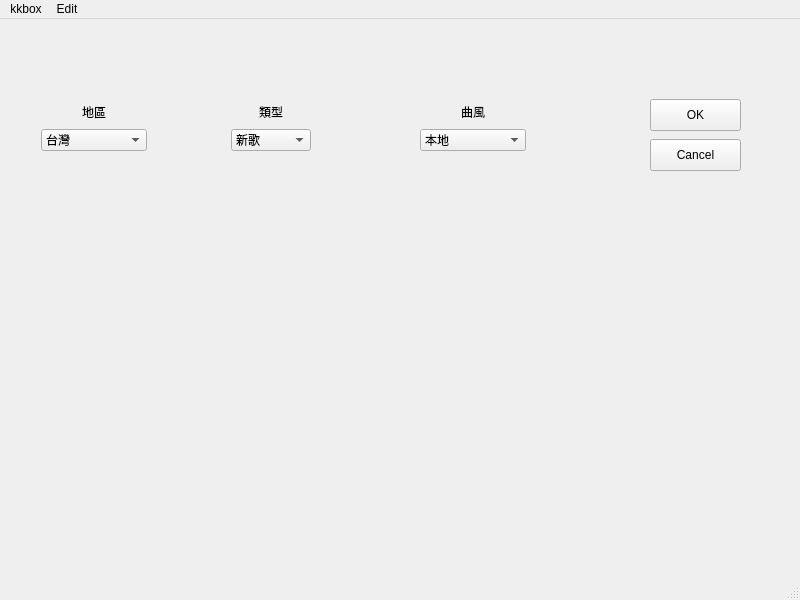
First picture: the form in kkbox/UI_Designer/main.ui, repository JianDa0127/web_crawler, before the edit.
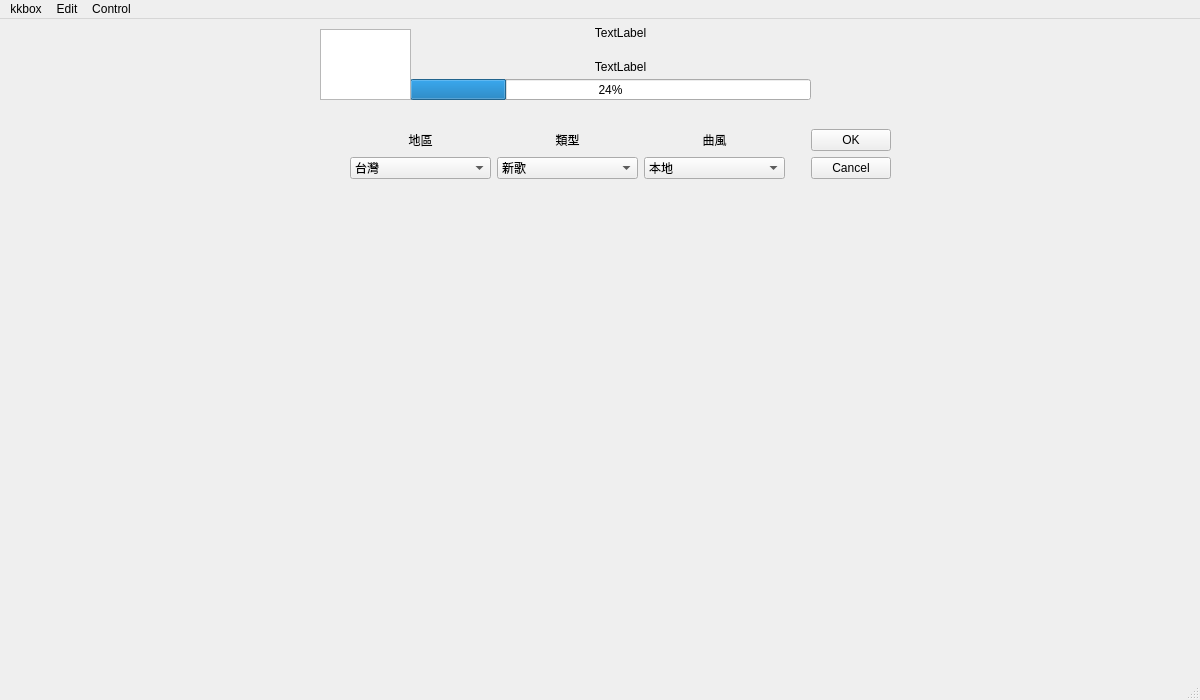
Second picture: the form after the edit.

Diff of the .ui file:
```diff
--- a/kkbox/UI_Designer/main.ui
+++ b/kkbox/UI_Designer/main.ui
@@ -6,49 +6,102 @@
    <rect>
     <x>0</x>
     <y>0</y>
-    <width>800</width>
-    <height>600</height>
+    <width>1200</width>
+    <height>700</height>
    </rect>
   </property>
+  <property name="maximumSize">
+   <size>
+    <width>1200</width>
+    <height>700</height>
+   </size>
+  </property>
   <property name="windowTitle">
    <string>MainWindow</string>
   </property>
   <widget class="QWidget" name="centralwidget">
-   <widget class="QPushButton" name="pushButton_OK_2">
+   <widget class="QWidget" name="gridLayoutWidget">
     <property name="geometry">
      <rect>
-      <x>650</x>
-      <y>80</y>
-      <width>91</width>
-      <height>32</height>
-     </rect>
-    </property>
-    <property name="text">
-     <string>OK</string>
-    </property>
-   </widget>
-   <widget class="QPushButton" name="pushButton_Cancel">
-    <property name="geometry">
-     <rect>
-      <x>650</x>
-      <y>120</y>
-      <width>91</width>
-      <height>32</height>
-     </rect>
-    </property>
-    <property name="text">
-     <string>Cancel</string>
-    </property>
-   </widget>
-   <widget class="QWidget" name="verticalLayoutWidget">
-    <property name="geometry">
-     <rect>
-      <x>41</x>
-      <y>81</y>
-      <width>106</width>
+      <x>350</x>
+      <y>110</y>
+      <width>541</width>
       <height>51</height>
      </rect>
     </property>
+    <layout class="QGridLayout" name="gridLayout">
+     <item row="0" column="1">
+      <layout class="QVBoxLayout" name="release_verticalLayout">
+       <item>
+        <widget class="QLabel" name="release_label">
+         <property name="text">
+          <string>類型</string>
+         </property>
+         <property name="alignment">
+          <set>Qt::AlignCenter</set>
+         </property>
+        </widget>
+       </item>
+       <item>
+        <widget class="QComboBox" name="comboBox_release">
+         <item>
+          <property name="text">
+           <string>新歌</string>
+          </property>
+         </item>
+         <item>
+          <property name="text">
+           <string>單曲</string>
+          </property>
+         </item>
+        </widget>
+       </item>
+      </layout>
+     </item>
+     <item row="0" column="2">
+      <layout class="QVBoxLayout" name="lang_verticalLayout">
+       <item>
+        <widget class="QLabel" name="lang_label">
+         <property name="text">
+          <string>曲風</string>
+         </property>
+         <property name="alignment">
+          <set>Qt::AlignCenter</set>
+         </property>
+        </widget>
+       </item>
+       <item>
+        <widget class="QComboBox" name="comboBox_lang">
+         <item>
+          <property name="text">
+           <string>本地</string>
+          </property>
+         </item>
+         <item>
+          <property name="text">
+           <string>簡中</string>
+          </property>
+         </item>
+         <item>
+          <property name="text">
+           <string>日文</string>
+          </property>
+         </item>
+         <item>
+          <property name="text">
+           <string>英文</string>
+          </property>
+         </item>
+         <item>
+          <property name="text">
+           <string>韓文</string>
+          </property>
+         </item>
+        </widget>
+       </item>
+      </layout>
+     </item>
+     <item row="0" column="0">
     <layout class="QVBoxLayout" name="place_verticalLayout">
      <item>
       <widget class="QLabel" name="place_label">
@@ -100,72 +153,85 @@
       </widget>
      </item>
     </layout>
-   </widget>
-   <widget class="QWidget" name="verticalLayoutWidget_3">
-    <property name="geometry">
-     <rect>
-      <x>420</x>
-      <y>81</y>
-      <width>106</width>
-      <height>51</height>
-     </rect>
-    </property>
-    <layout class="QVBoxLayout" name="lang_verticalLayout">
+     </item>
+     <item row="0" column="4">
+      <layout class="QVBoxLayout" name="checkbutton_verticalLayout">
+       <property name="sizeConstraint">
+        <enum>QLayout::SetDefaultConstraint</enum>
+       </property>
      <item>
-      <widget class="QLabel" name="lang_label">
+        <widget class="QPushButton" name="pushButton_OK">
+         <property name="sizePolicy">
+          <sizepolicy hsizetype="Fixed" vsizetype="Fixed">
+           <horstretch>0</horstretch>
+           <verstretch>0</verstretch>
+          </sizepolicy>
+         </property>
        <property name="text">
-        <string>曲風</string>
-       </property>
-       <property name="alignment">
-        <set>Qt::AlignCenter</set>
-       </property>
+          <string>OK</string>
+         </property>
       </widget>
      </item>
      <item>
-      <widget class="QComboBox" name="comboBox_lang">
-       <item>
-        <property name="text">
-         <string>本地</string>
-        </property>
-       </item>
-       <item>
+        <widget class="QPushButton" name="pushButton_Cancel">
+         <property name="sizePolicy">
+          <sizepolicy hsizetype="Fixed" vsizetype="Fixed">
+           <horstretch>0</horstretch>
+           <verstretch>0</verstretch>
+          </sizepolicy>
+         </property>
         <property name="text">
-         <string>簡中</string>
-        </property>
+          <string>Cancel</string>
+         </property>
+        </widget>
        </item>
-       <item>
-        <property name="text">
-         <string>日文</string>
-        </property>
-       </item>
-       <item>
-        <property name="text">
-         <string>英文</string>
-        </property>
-       </item>
-       <item>
-        <property name="text">
-         <string>韓文</string>
-        </property>
-       </item>
-      </widget>
-     </item>
+      </layout>
+     </item>
+     <item row="0" column="3">
+      <spacer name="horizontalSpacer">
+       <property name="orientation">
+        <enum>Qt::Horizontal</enum>
+       </property>
+       <property name="sizeType">
+        <enum>QSizePolicy::Preferred</enum>
+       </property>
+       <property name="sizeHint" stdset="0">
+        <size>
+         <width>20</width>
+         <height>20</height>
+        </size>
+       </property>
+      </spacer>
+     </item>
     </layout>
    </widget>
-   <widget class="QWidget" name="verticalLayoutWidget_2">
+   <widget class="QProgressBar" name="progressBar_player">
     <property name="geometry">
      <rect>
-      <x>231</x>
-      <y>81</y>
-      <width>80</width>
-      <height>51</height>
+      <x>410</x>
+      <y>60</y>
+      <width>401</width>
+      <height>21</height>
      </rect>
     </property>
-    <layout class="QVBoxLayout" name="release_verticalLayout">
+    <property name="value">
+     <number>24</number>
+    </property>
+   </widget>
+   <widget class="QWidget" name="verticalLayoutWidget_5">
+    <property name="geometry">
+     <rect>
+      <x>540</x>
+      <y>0</y>
+      <width>161</width>
+      <height>61</height>
+     </rect>
+    </property>
+    <layout class="QVBoxLayout" name="now_playing_verticalLayout">
      <item>
-      <widget class="QLabel" name="release_label">
+      <widget class="QLabel" name="now_playing_songname">
        <property name="text">
-        <string>類型</string>
+        <string>TextLabel</string>
        </property>
        <property name="alignment">
         <set>Qt::AlignCenter</set>
@@ -173,28 +239,34 @@
       </widget>
      </item>
      <item>
-      <widget class="QComboBox" name="comboBox_release">
-       <item>
+      <widget class="QLabel" name="now_playing_album">
         <property name="text">
-         <string>新歌</string>
-        </property>
-       </item>
-       <item>
-        <property name="text">
-         <string>單曲</string>
-        </property>
-       </item>
+        <string>TextLabel</string>
+       </property>
+       <property name="alignment">
+        <set>Qt::AlignCenter</set>
+       </property>
       </widget>
      </item>
     </layout>
    </widget>
+   <widget class="QGraphicsView" name="graphicsView_album">
+    <property name="geometry">
+     <rect>
+      <x>320</x>
+      <y>10</y>
+      <width>91</width>
+      <height>71</height>
+     </rect>
+    </property>
+   </widget>
   </widget>
   <widget class="QMenuBar" name="menubar">
    <property name="geometry">
     <rect>
      <x>0</x>
      <y>0</y>
-     <width>800</width>
+     <width>1200</width>
      <height>22</height>
     </rect>
    </property>
@@ -212,8 +284,21 @@
     </property>
     <addaction name="action_create_new_playlist"/>
    </widget>
+   <widget class="QMenu" name="menuControl">
+    <property name="title">
+     <string>Control</string>
+    </property>
+    <addaction name="actionPlay"/>
+    <addaction name="actionPause"/>
+    <addaction name="actionNext"/>
+    <addaction name="actionPrevious"/>
+    <addaction name="separator"/>
+    <addaction name="actionVolume_Up"/>
+    <addaction name="actionVolume_Down"/>
+   </widget>
    <addaction name="menukkbox"/>
    <addaction name="menuEdit"/>
+   <addaction name="menuControl"/>
   </widget>
   <widget class="QStatusBar" name="statusbar"/>
   <action name="actionSetting">
```
Left out of the diff: 51 changed lines with no effect on the pictures. Lines whose indentation alone changed are shown as unchanged.
